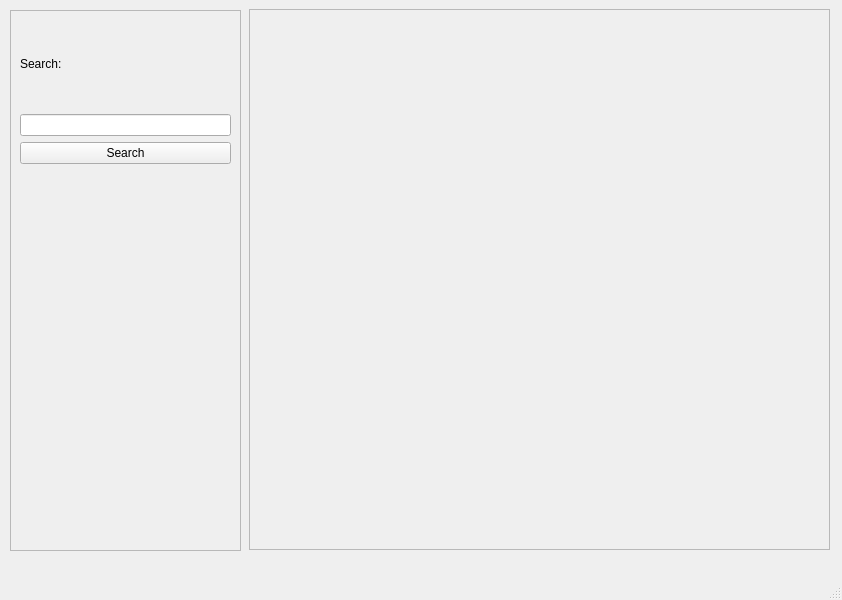
First picture: the form in qtGuiApplication/mainwindow.ui, repository List28/COSC345-Project, before the edit.
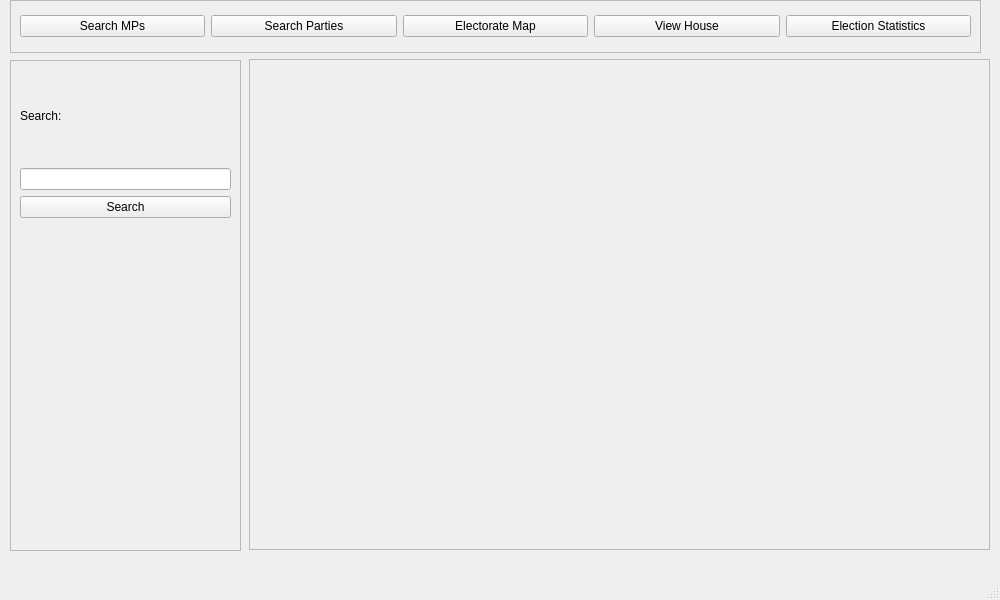
Second picture: the form after the edit. Icons and pictures are not drawn.

```diff
--- a/qtGuiApplication/mainwindow.ui
+++ b/qtGuiApplication/mainwindow.ui
@@ -6,7 +6,7 @@
    <rect>
     <x>0</x>
     <y>0</y>
-    <width>842</width>
+    <width>1000</width>
     <height>600</height>
    </rect>
   </property>
@@ -18,9 +18,9 @@
     <property name="geometry">
      <rect>
       <x>249</x>
-      <y>9</y>
-      <width>581</width>
-      <height>541</height>
+      <y>59</y>
+      <width>741</width>
+      <height>491</height>
      </rect>
     </property>
     <property name="widgetResizable">
@@ -31,8 +31,8 @@
       <rect>
        <x>0</x>
        <y>0</y>
-       <width>579</width>
-       <height>539</height>
+       <width>739</width>
+       <height>489</height>
       </rect>
      </property>
      <layout class="QVBoxLayout" name="CardsLayout"/>
@@ -42,9 +42,9 @@
     <property name="geometry">
      <rect>
       <x>10</x>
-      <y>10</y>
+      <y>60</y>
       <width>231</width>
-      <height>541</height>
+      <height>491</height>
      </rect>
     </property>
     <property name="widgetResizable">
@@ -55,8 +55,8 @@
       <rect>
        <x>0</x>
        <y>0</y>
-       <width>215</width>
-       <height>878</height>
+       <width>225</width>
+       <height>895</height>
       </rect>
      </property>
      <layout class="QVBoxLayout" name="verticalLayout">
@@ -94,12 +94,22 @@
        </widget>
       </item>
       <item>
-       <widget class="QLabel" name="label">
+       <widget class="QPushButton" name="pushButton_2">
         <property name="text">
          <string/>
         </property>
-        <property name="pixmap">
-         <pixmap>../images/mylabour.jpg</pixmap>
+        <property name="icon">
+         <iconset>
+          <normaloff>../images/mylabour.jpg</normaloff>../images/mylabour.jpg</iconset>
+        </property>
+        <property name="iconSize">
+         <size>
+          <width>190</width>
+          <height>190</height>
+         </size>
+        </property>
+        <property name="flat">
+         <bool>true</bool>
         </property>
        </widget>
       </item>
@@ -136,13 +146,66 @@
      </layout>
     </widget>
    </widget>
+   <widget class="QFrame" name="frame">
+    <property name="geometry">
+     <rect>
+      <x>10</x>
+      <y>0</y>
+      <width>971</width>
+      <height>53</height>
+     </rect>
+    </property>
+    <property name="frameShape">
+     <enum>QFrame::StyledPanel</enum>
+    </property>
+    <property name="frameShadow">
+     <enum>QFrame::Raised</enum>
+    </property>
+    <layout class="QHBoxLayout" name="horizontalLayout">
+     <item>
+      <widget class="QPushButton" name="pushButton_3">
+       <property name="text">
+        <string>Search MPs</string>
+       </property>
+      </widget>
+     </item>
+     <item>
+      <widget class="QPushButton" name="pushButton_4">
+       <property name="text">
+        <string>Search Parties</string>
+       </property>
+      </widget>
+     </item>
+     <item>
+      <widget class="QPushButton" name="pushButton_5">
+       <property name="text">
+        <string>Electorate Map</string>
+       </property>
+      </widget>
+     </item>
+     <item>
+      <widget class="QPushButton" name="pushButton_6">
+       <property name="text">
+        <string>View House</string>
+       </property>
+      </widget>
+     </item>
+     <item>
+      <widget class="QPushButton" name="pushButton_7">
+       <property name="text">
+        <string>Election Statistics</string>
+       </property>
+      </widget>
+     </item>
+    </layout>
+   </widget>
   </widget>
   <widget class="QMenuBar" name="menubar">
    <property name="geometry">
     <rect>
      <x>0</x>
      <y>0</y>
-     <width>842</width>
+     <width>1000</width>
      <height>21</height>
     </rect>
    </property>
```
Left out of the diff: 7 changed lines with no effect on the pictures.
